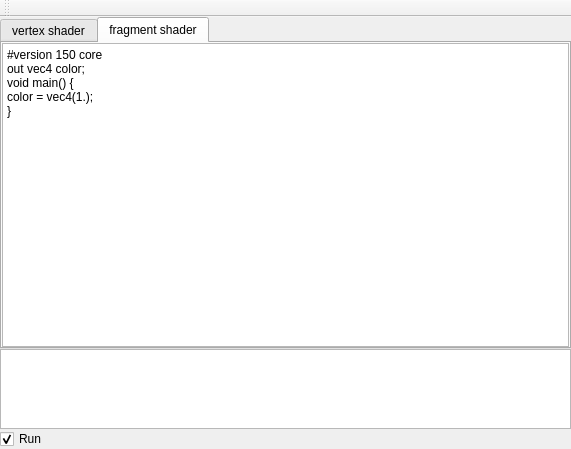
The window that MainWindow.ui (w23/shapa) describes before a commit, drawn with Qt 5.
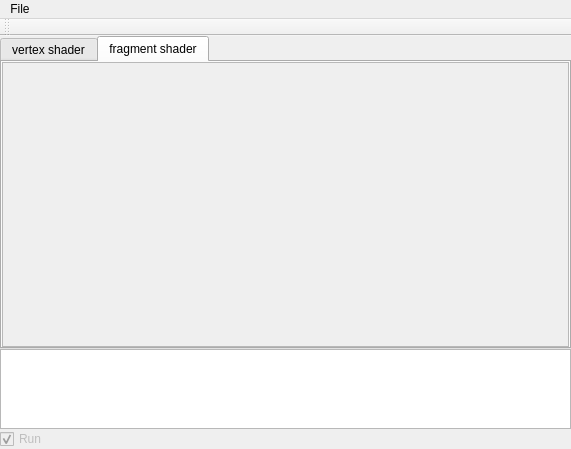
The same window after the commit.

```diff
--- a/MainWindow.ui
+++ b/MainWindow.ui
@@ -103,13 +103,8 @@
         </property>
         <item>
          <widget class="QPlainTextEdit" name="fragmentShader">
-          <property name="plainText">
-           <string>#version 150 core
-out vec4 color;
-void main() {
-color = vec4(1.);
-}
-</string>
+          <property name="enabled">
+           <bool>false</bool>
           </property>
          </widget>
         </item>
@@ -146,7 +141,10 @@
      </widget>
     </item>
     <item>
-     <widget class="QCheckBox" name="checkBox">
+     <widget class="QCheckBox" name="runBox">
+      <property name="enabled">
+       <bool>false</bool>
+      </property>
       <property name="text">
        <string>Run</string>
       </property>
@@ -163,9 +161,17 @@
      <x>0</x>
      <y>0</y>
      <width>571</width>
-     <height>22</height>
+     <height>21</height>
     </rect>
    </property>
+   <widget class="QMenu" name="menuFile">
+    <property name="title">
+     <string>File</string>
+    </property>
+    <addaction name="actionNew"/>
+    <addaction name="actionSave"/>
+   </widget>
+   <addaction name="menuFile"/>
   </widget>
   <widget class="QToolBar" name="mainToolBar">
    <attribute name="toolBarArea">
```
Left out of the diff: 60 changed lines with no effect on the pictures.
